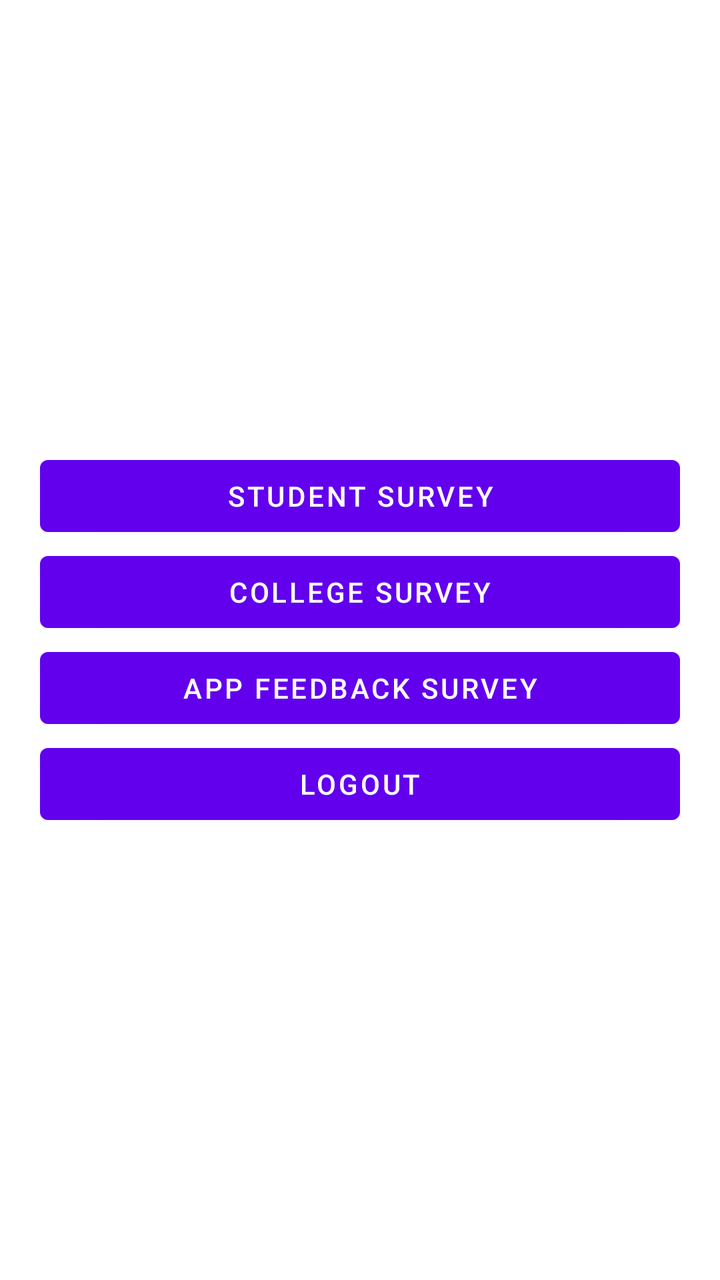
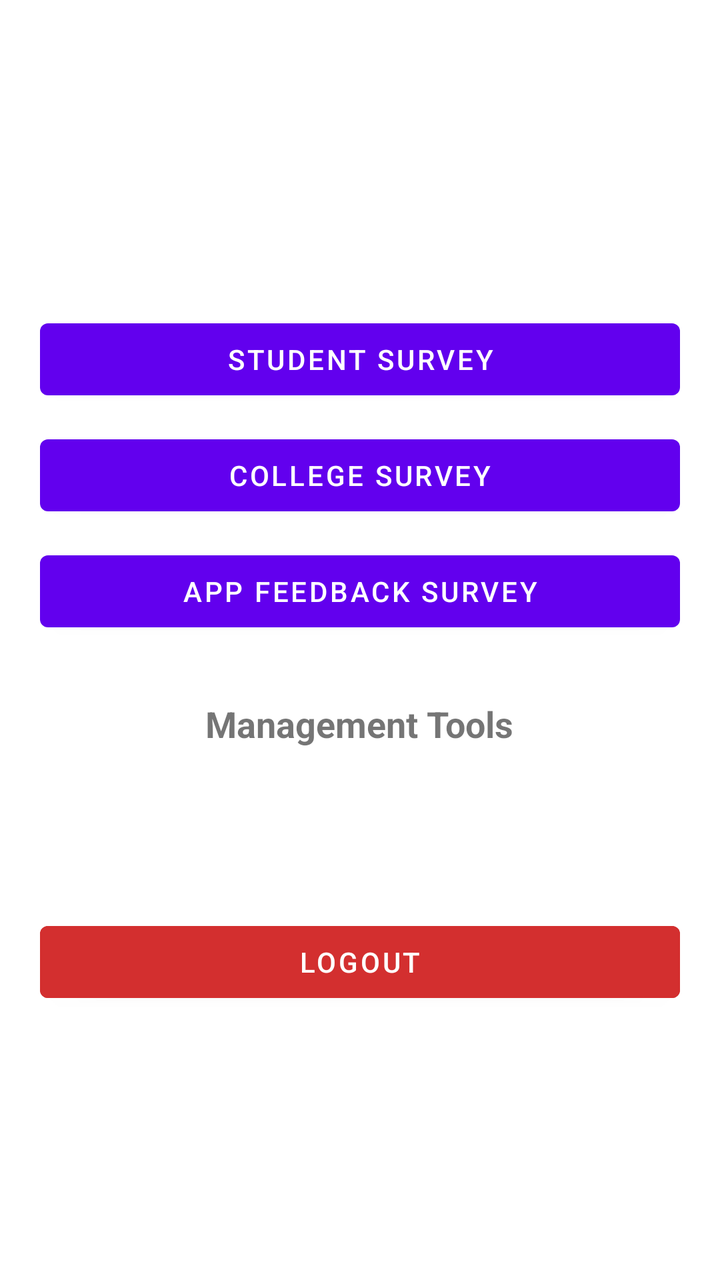

Two renders of the same Android screen: before a commit and after it. Below are the layout's source before the change and the commit's diff.
<!-- AndroidManifest.xml: application theme Theme.SurveyApp -->
<!-- res/layout/activity_survey_list.xml -->
<RelativeLayout xmlns:android="http://schemas.android.com/apk/res/android"
    android:padding="20dp"
    android:layout_width="match_parent"
    android:layout_height="match_parent"
    android:gravity="center">

    <Button
        android:id="@+id/btn1"
        android:text="Student Survey"
        android:layout_width="match_parent"
        android:layout_height="wrap_content"/>

    <Button
        android:id="@+id/btn2"
        android:text="College Survey"
        android:layout_below="@id/btn1"
        android:layout_width="match_parent"
        android:layout_height="wrap_content"/>

    <Button
        android:id="@+id/btn3"
        android:text="App Feedback Survey"
        android:layout_below="@id/btn2"
        android:layout_width="match_parent"
        android:layout_height="wrap_content"/>

    <Button
        android:id="@+id/btnLogout"
        android:text="Logout"
        android:layout_below="@id/btn3"
        android:layout_width="match_parent"
        android:layout_height="wrap_content"/>

</RelativeLayout>
<!-- resources referenced by this layout -->
<resources>
  <style name="Theme.SurveyApp" parent="Theme.MaterialComponents.DayNight.NoActionBar" />
</resources>

<!-- the commit's change to res/layout/activity_survey_list.xml (unified diff, before → after) -->
@@ -1,34 +1,66 @@
+<?xml version="1.0" encoding="utf-8"?>
 <RelativeLayout xmlns:android="http://schemas.android.com/apk/res/android"
-    android:padding="20dp"
     android:layout_width="match_parent"
     android:layout_height="match_parent"
-    android:gravity="center">
+    android:padding="20dp">
 
-    <Button
-        android:id="@+id/btn1"
-        android:text="Student Survey"
+    <LinearLayout
+        android:id="@+id/centerContainer"
         android:layout_width="match_parent"
-        android:layout_height="wrap_content"/>
+        android:layout_height="wrap_content"
+        android:layout_centerInParent="true"
+        android:orientation="vertical"
+        android:gravity="center">
 
-    <Button
-        android:id="@+id/btn2"
-        android:text="College Survey"
-        android:layout_below="@id/btn1"
-        android:layout_width="match_parent"
-        android:layout_height="wrap_content"/>
+        <Button
+            android:id="@+id/btn1"
+            android:layout_width="match_parent"
+            android:layout_height="wrap_content"
+            android:text="Student Survey" />
 
-    <Button
-        android:id="@+id/btn3"
-        android:text="App Feedback Survey"
-        android:layout_below="@id/btn2"
-        android:layout_width="match_parent"
-        android:layout_height="wrap_content"/>
+        <Button
+            android:id="@+id/btn2"
+            android:layout_width="match_parent"
+            android:layout_height="wrap_content"
+            android:layout_marginTop="10dp"
+            android:text="College Survey" />
+
+        <Button
+            android:id="@+id/btn3"
+            android:layout_width="match_parent"
+            android:layout_height="wrap_content"
+            android:layout_marginTop="10dp"
+            android:text="App Feedback Survey" />
+
+        <TextView
+            android:id="@+id/lblTools"
+            android:layout_width="wrap_content"
+            android:layout_height="wrap_content"
+            android:layout_marginTop="30dp"
+            android:layout_marginBottom="10dp"
+            android:text="Management Tools"
+            android:textStyle="bold"
+            android:textSize="18sp"
+            android:gravity="center"/>
+
+        <GridView
+            android:id="@+id/surveyGridView"
+            android:layout_width="match_parent"
+            android:layout_height="100dp"
+            android:numColumns="2"
+            android:verticalSpacing="10dp"
+            android:horizontalSpacing="10dp"
+            android:gravity="center"
+            android:stretchMode="columnWidth" />
+    </LinearLayout>
 
     <Button
         android:id="@+id/btnLogout"
-        android:text="Logout"
-        android:layout_below="@id/btn3"
         android:layout_width="match_parent"
-        android:layout_height="wrap_content"/>
+        android:layout_height="wrap_content"
+        android:layout_alignParentBottom="true"
+        android:layout_marginBottom="115dp"
+        android:backgroundTint="#D32F2F"
+        android:text="Logout" />
 
 </RelativeLayout>
